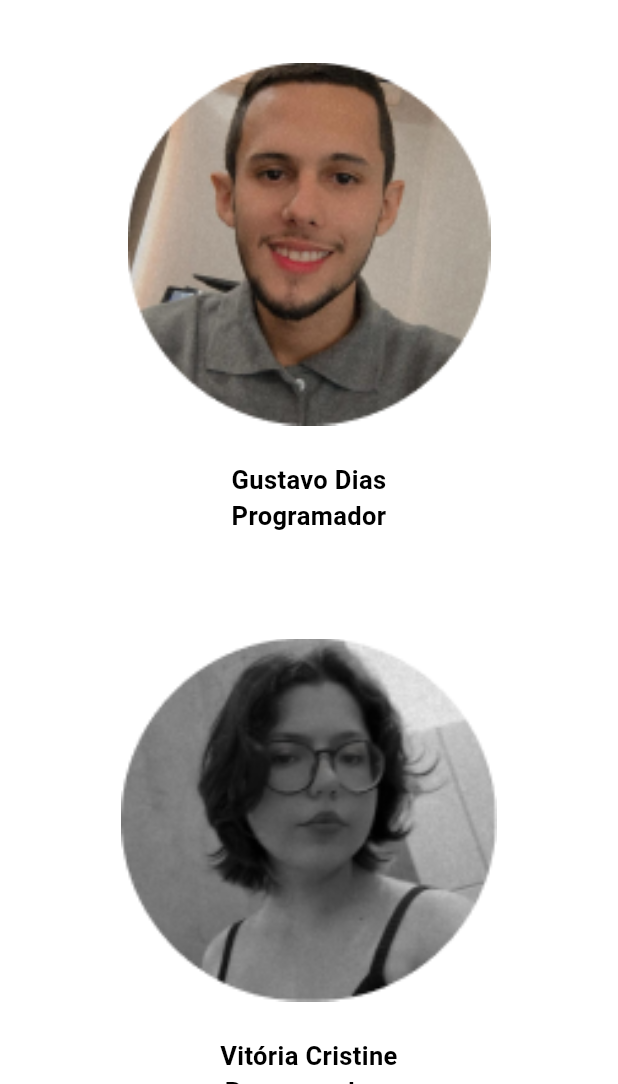
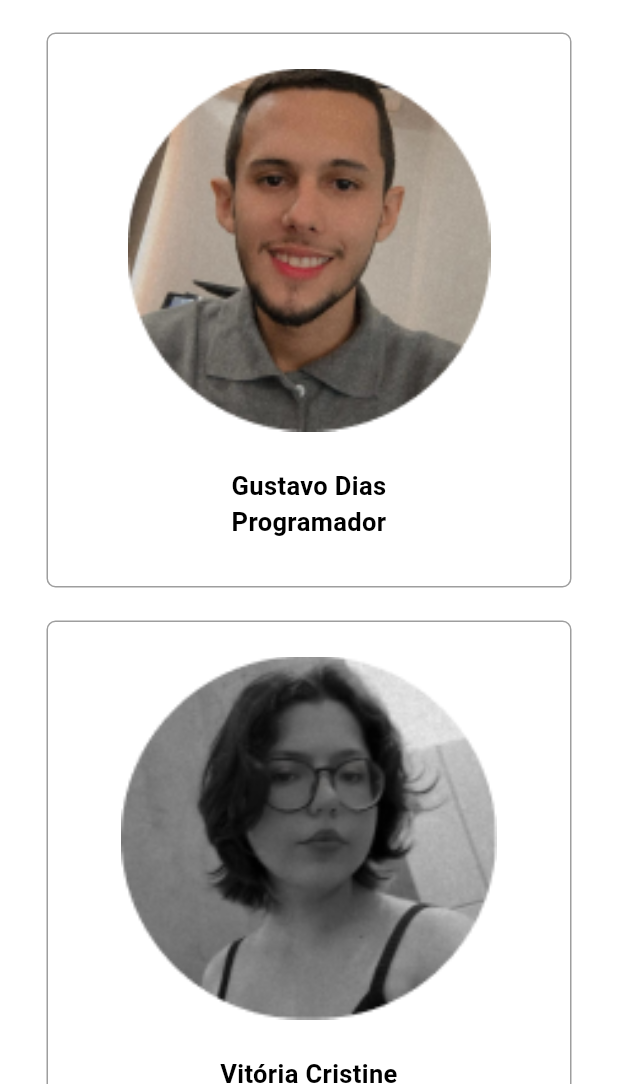
Before and after one commit to victorbrasileiro/ifroappfair2.0, a Flutter app: the screen it shows after launch, scrolled down 1152 dp, on a phone screen of 412 x 824 dp, the part 152-1236 px from its top. Run offline on Flutter 3.47's test engine with Material 3 defaults, Android fonts, the light colour scheme and no system bars.

Commit message:
atualizando estilização de cards da equipe

```diff
--- a/lib/telas/home_page.dart
+++ b/lib/telas/home_page.dart
@@ -306,11 +306,14 @@ class _TelaInicialState extends State<TelaInicial> {
                   alignment: AlignmentDirectional.center,
                   children: [
                     Container(
+                      margin: EdgeInsets.symmetric(
+                          horizontal: 8.0,
+                          vertical: 4.0),
                       width: 350,
                       height: 370,
                       decoration: BoxDecoration(
+                        border: Border.all(color: Colors.grey, width: 1.0),
                         borderRadius: BorderRadius.circular(6),
-                        color: Colors.white,
                       ),
                     ),
                     Column(
@@ -382,11 +385,14 @@ class _TelaInicialState extends State<TelaInicial> {
                   alignment: AlignmentDirectional.center,
                   children: [
                     Container(
+                      margin: EdgeInsets.symmetric(
+                          horizontal: 8.0,
+                          vertical: 4.0),
                       width: 350,
                       height: 370,
                       decoration: BoxDecoration(
+                        border: Border.all(color: Colors.grey, width: 1.0),
                         borderRadius: BorderRadius.circular(6),
-                        color: Colors.white,
                       ),
                     ),
                     Column(
@@ -458,11 +464,14 @@ class _TelaInicialState extends State<TelaInicial> {
                   alignment: AlignmentDirectional.center,
                   children: [
                     Container(
+                      margin: EdgeInsets.symmetric(
+                          horizontal: 8.0,
+                          vertical: 4.0),
                       width: 350,
                       height: 370,
                       decoration: BoxDecoration(
+                        border: Border.all(color: Colors.grey, width: 1.0),
                         borderRadius: BorderRadius.circular(6),
-                        color: Colors.white,
                       ),
                     ),
                     Column(
```
